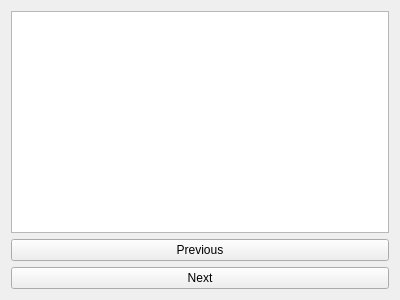
Before: the Qt Designer form search.ui in caronnee/pdfeditor, drawn with Qt 5.
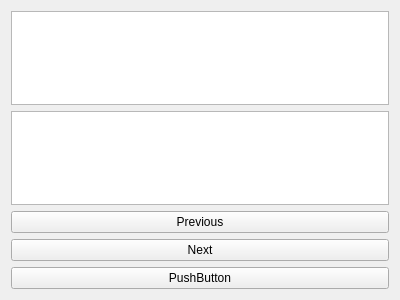
After: the same form once the commit is applied.

Diff of the .ui file:
```diff
--- a/search.ui
+++ b/search.ui
@@ -17,20 +17,30 @@
    <item row="0" column="1">
     <widget class="QTextEdit" name="text"/>
    </item>
-   <item row="2" column="1">
+   <item row="3" column="1">
     <widget class="QPushButton" name="next">
      <property name="text">
       <string>Next</string>
      </property>
     </widget>
    </item>
-   <item row="1" column="1">
+   <item row="2" column="1">
     <widget class="QPushButton" name="prev">
      <property name="text">
       <string>Previous</string>
      </property>
     </widget>
    </item>
+   <item row="4" column="1">
+    <widget class="QPushButton" name="replacebutton">
+     <property name="text">
+      <string>PushButton</string>
+     </property>
+    </widget>
+   </item>
+   <item row="1" column="1">
+    <widget class="QTextEdit" name="replacetext"/>
+   </item>
   </layout>
  </widget>
  <resources/>
```
Left out of the diff: 23 changed lines with no effect on the pictures.
